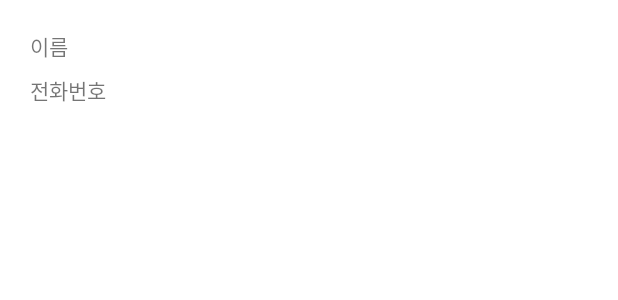
After one commit to BaeWooRam/Pomodoro, an Android app: the layout item_recipient_kakao.xml on its own in the app's theme, with its tools: preview values and no code run, on a phone screen of 412 x 824 dp. The commit adds this screen. Shown: the top 300 px of the screen. Run offline under Robolectric (Android 15) with nearby library versions, the phone set to English and light mode, and no system bars.

Commit message:
[Create] 리소스 추가 및 업데이트

```diff
--- /dev/null
+++ b/presentation/src/main/res/layout/item_recipient_kakao.xml
@@ -0,0 +1,34 @@
+<?xml version="1.0" encoding="utf-8"?>
+<androidx.constraintlayout.widget.ConstraintLayout xmlns:android="http://schemas.android.com/apk/res/android"
+    xmlns:app="http://schemas.android.com/apk/res-auto"
+    xmlns:tools="http://schemas.android.com/tools"
+    android:paddingHorizontal="@dimen/common_horizontal_margin"
+    android:paddingVertical="@dimen/common_vertical_margin"
+    android:layout_width="match_parent"
+    android:layout_height="wrap_content">
+
+    <TextView
+        android:id="@+id/tvName"
+        android:layout_width="wrap_content"
+        android:layout_height="wrap_content"
+        tools:text="이름"
+        app:layout_constraintStart_toStartOf="parent"
+        app:layout_constraintTop_toTopOf="parent"
+        app:layout_constraintBottom_toTopOf="@id/tvPhoneNumber"/>
+
+    <TextView
+        android:id="@+id/tvPhoneNumber"
+        android:layout_width="wrap_content"
+        android:layout_height="wrap_content"
+        android:layout_marginTop="8dp"
+        tools:text="전화번호"
+        app:layout_constraintStart_toStartOf="parent"
+        app:layout_constraintTop_toBottomOf="@id/tvName"
+        app:layout_constraintBottom_toBottomOf="parent"/>
+
+
+    <ImageView
+        android:id="@+id/ivRecipientType"
+        android:layout_width="wrap_content"
+        android:layout_height="wrap_content"/>
+</androidx.constraintlayout.widget.ConstraintLayout>
--- a/presentation/src/main/res/values/strings.xml
+++ b/presentation/src/main/res/values/strings.xml
@@ -17,4 +17,6 @@
 
     <string name="notification_channel_name">알림</string>
     <string name="notification_channel_description">Pomodoro 쉬는 시간, 일하는 시간 알림</string>
+
+    <string name="error_deny_permission">필수 권한 설정을 승인해주세요.</string>
 </resources>
```
Also changed, not shown: presentation/src/main/res/drawable/ic_add.xml (added, +10 -0 lines), presentation/src/main/res/drawable/ic_playlist_add_check.xml (added, +10 -0 lines), presentation/src/main/res/layout/activity_recipient.xml (+20 -0 lines), presentation/src/main/res/layout/item_recipient_list.xml (added, +34 -0 lines), presentation/src/main/res/layout/item_recipient_sms.xml (added, +34 -0 lines).
